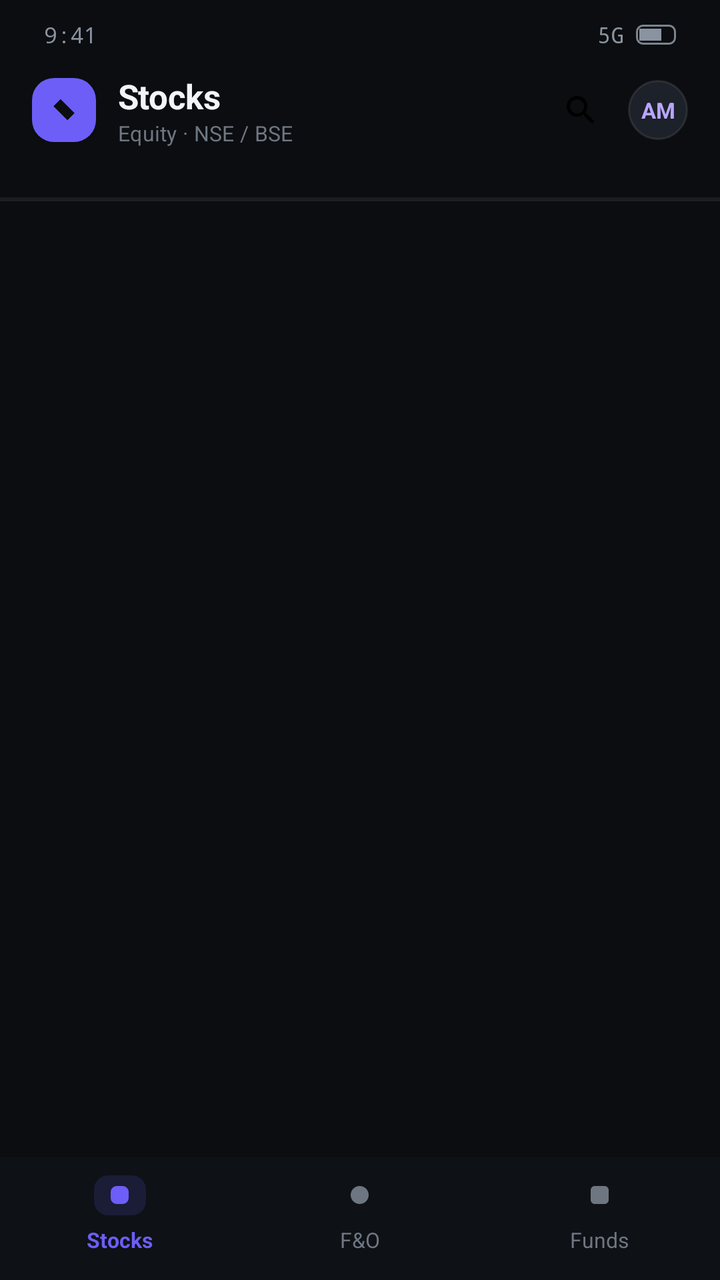
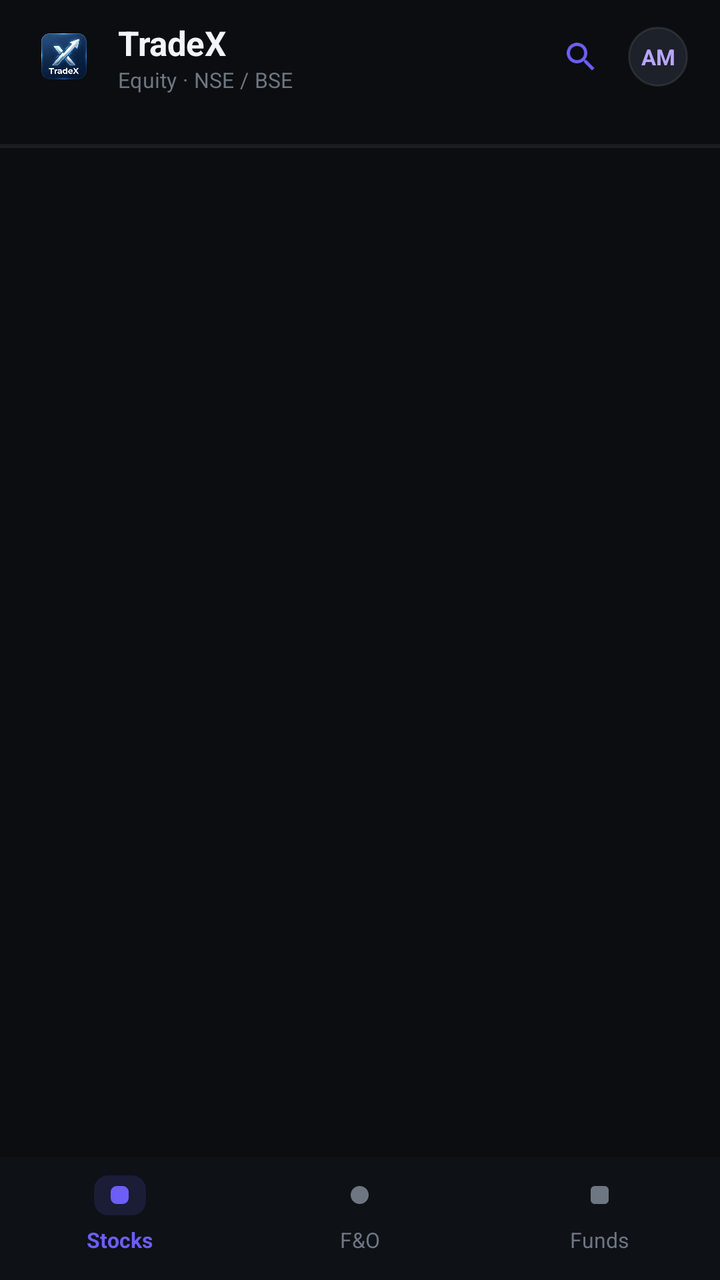

Screens rendered from an Android XML layout before and after an edit, with the pre-edit source and the edit as a unified diff.
<!-- AndroidManifest.xml: application theme Theme.TradingApp -->
<!-- res/layout/activity_main.xml -->
<?xml version="1.0" encoding="utf-8"?>
<androidx.constraintlayout.widget.ConstraintLayout
    xmlns:android="http://schemas.android.com/apk/res/android"
    xmlns:app="http://schemas.android.com/apk/res-auto"
    android:layout_width="match_parent"
    android:layout_height="match_parent"
    android:background="@color/bg_surface">

    
    <LinearLayout
        android:id="@+id/statusBar"
        android:layout_width="match_parent"
        android:layout_height="wrap_content"
        android:orientation="horizontal"
        android:gravity="center_vertical"
        android:paddingStart="22dp" android:paddingEnd="22dp"
        android:paddingTop="10dp"   android:paddingBottom="2dp"
        app:layout_constraintTop_toTopOf="parent"
        app:layout_constraintStart_toStartOf="parent">

        <TextView
            android:layout_width="0dp" android:layout_height="wrap_content"
            android:layout_weight="1"
            android:text="9:41"
            android:textSize="11sp" android:textColor="@color/t600"
            android:fontFamily="monospace" />

        <TextView
            android:layout_width="wrap_content" android:layout_height="wrap_content"
            android:text="5G"
            android:textSize="11sp" android:textColor="@color/t600"
            android:fontFamily="monospace"
            android:layout_marginEnd="6dp" />

        
        <FrameLayout android:layout_width="20dp" android:layout_height="10dp">
            <View android:layout_width="match_parent" android:layout_height="match_parent"
                android:background="@drawable/bg_battery" />
            <View android:layout_width="11dp" android:layout_height="6dp"
                android:layout_gravity="start|center_vertical"
                android:layout_marginStart="1.5dp"
                android:background="@color/t600" />
        </FrameLayout>
    </LinearLayout>

    
    <LinearLayout
        android:id="@+id/appHeader"
        android:layout_width="match_parent"
        android:layout_height="wrap_content"
        android:orientation="horizontal"
        android:gravity="center_vertical"
        android:paddingStart="16dp" android:paddingEnd="16dp"
        android:paddingTop="10dp"   android:paddingBottom="12dp"
        app:layout_constraintTop_toBottomOf="@id/statusBar"
        app:layout_constraintStart_toStartOf="parent">

        <FrameLayout
            android:layout_width="32dp" android:layout_height="32dp"
            android:background="@drawable/bg_app_logo"
            android:layout_marginEnd="11dp">

            <View
                android:layout_width="10dp"
                android:layout_height="5dp"
                android:layout_gravity="center"
                android:background="@color/bg_surface"
                android:rotation="45" />
        </FrameLayout>

        <LinearLayout
            android:layout_width="0dp" android:layout_height="wrap_content"
            android:layout_weight="1" android:orientation="vertical">

            <TextView
                android:id="@+id/tvSegTitle"
                android:layout_width="wrap_content" android:layout_height="wrap_content"
                android:text="Stocks"
                android:textSize="17sp" android:textStyle="bold"
                android:textColor="@color/t100" android:letterSpacing="-0.01" />

            <TextView
                android:id="@+id/tvSegSub"
                android:layout_width="wrap_content" android:layout_height="wrap_content"
                android:text="Equity · NSE / BSE"
                android:textSize="10.5sp" android:textColor="@color/t800"
                android:letterSpacing="0.01" />
        </LinearLayout>

        <ImageView
            android:id="@+id/ivSearch"
            android:layout_width="19dp" android:layout_height="19dp"
            android:src="@drawable/ic_search"
            android:layout_marginEnd="14dp"
            android:contentDescription="Search" />

        <TextView
            android:id="@+id/tvAvatar"
            android:layout_width="30dp" android:layout_height="30dp"
            android:text="AM" android:gravity="center"
            android:textSize="11sp" android:textStyle="bold"
            android:textColor="@color/t_avatar"
            android:background="@drawable/bg_avatar" />
    </LinearLayout>

    <HorizontalScrollView
        android:id="@+id/hsvTicker"
        android:layout_width="match_parent"
        android:layout_height="wrap_content"
        android:scrollbars="none"
        android:paddingStart="16dp" android:paddingEnd="16dp"
        android:paddingTop="2dp"    android:paddingBottom="11dp"
        app:layout_constraintTop_toBottomOf="@id/appHeader"
        app:layout_constraintStart_toStartOf="parent">

        <LinearLayout
            android:id="@+id/llIndices"
            android:layout_width="wrap_content"
            android:layout_height="wrap_content"
            android:orientation="horizontal" />
    </HorizontalScrollView>

    <View android:id="@+id/divTicker"
        android:layout_width="match_parent" android:layout_height="1dp"
        android:background="@color/div06"
        app:layout_constraintTop_toBottomOf="@id/hsvTicker"
        app:layout_constraintStart_toStartOf="parent" />

    <HorizontalScrollView
        android:id="@+id/hsvTabs"
        android:layout_width="match_parent"
        android:layout_height="wrap_content"
        android:scrollbars="none"
        android:paddingStart="10dp" android:paddingEnd="10dp"
        app:layout_constraintTop_toBottomOf="@id/divTicker"
        app:layout_constraintStart_toStartOf="parent">

        <LinearLayout
            android:id="@+id/llTabs"
            android:layout_width="wrap_content"
            android:layout_height="wrap_content"
            android:orientation="horizontal" />
    </HorizontalScrollView>

    <View android:id="@+id/divTabs"
        android:layout_width="match_parent" android:layout_height="1dp"
        android:background="@color/div07"
        app:layout_constraintTop_toBottomOf="@id/hsvTabs"
        app:layout_constraintStart_toStartOf="parent" />

    <androidx.fragment.app.FragmentContainerView
        android:id="@+id/fragmentHost"
        android:layout_width="match_parent"
        android:layout_height="0dp"
        app:layout_constraintTop_toBottomOf="@id/divTabs"
        app:layout_constraintBottom_toTopOf="@id/bottomNav"
        app:layout_constraintStart_toStartOf="parent"
        app:layout_constraintEnd_toEndOf="parent" />

    <LinearLayout
        android:id="@+id/bottomNav"
        android:layout_width="match_parent"
        android:layout_height="wrap_content"
        android:orientation="horizontal"
        android:background="@color/bg_nav"
        android:paddingTop="9dp" android:paddingBottom="13dp"
        app:layout_constraintBottom_toBottomOf="parent"
        app:layout_constraintStart_toStartOf="parent"
        app:layout_constraintEnd_toEndOf="parent">

        <LinearLayout
            android:id="@+id/navStocks"
            android:layout_width="0dp" android:layout_height="wrap_content"
            android:layout_weight="1"
            android:orientation="vertical"
            android:gravity="center_horizontal">

            <FrameLayout
                android:id="@+id/navIconBgStocks"
                android:layout_width="26dp" android:layout_height="20dp"
                android:background="@drawable/bg_nav_on">
                <View
                    android:layout_width="9dp" android:layout_height="9dp"
                    android:layout_gravity="center"
                    android:background="@drawable/nav_dot_square" />
            </FrameLayout>

            <TextView
                android:id="@+id/tvNavStocks"
                android:layout_width="wrap_content" android:layout_height="wrap_content"
                android:text="Stocks"
                android:textSize="10.5sp" android:textStyle="bold"
                android:textColor="@color/accent"
                android:layout_marginTop="5dp" />
        </LinearLayout>

        <LinearLayout
            android:id="@+id/navFno"
            android:layout_width="0dp" android:layout_height="wrap_content"
            android:layout_weight="1"
            android:orientation="vertical"
            android:gravity="center_horizontal">

            <FrameLayout
                android:layout_width="26dp" android:layout_height="20dp"
                android:background="@android:color/transparent">
                <View
                    android:layout_width="9dp" android:layout_height="9dp"
                    android:layout_gravity="center"
                    android:background="@drawable/nav_dot_circle" />
            </FrameLayout>

            <TextView
                android:id="@+id/tvNavFno"
                android:layout_width="wrap_content" android:layout_height="wrap_content"
                android:text="F&amp;O"
                android:textSize="10.5sp"
                android:textColor="@color/t800"
                android:layout_marginTop="5dp" />
        </LinearLayout>

        <LinearLayout
            android:id="@+id/navFunds"
            android:layout_width="0dp" android:layout_height="wrap_content"
            android:layout_weight="1"
            android:orientation="vertical"
            android:gravity="center_horizontal">

            <FrameLayout
                android:layout_width="26dp" android:layout_height="20dp"
                android:background="@android:color/transparent">
                <View
                    android:layout_width="9dp" android:layout_height="9dp"
                    android:layout_gravity="center"
                    android:background="@drawable/nav_dot_rect" />
            </FrameLayout>

            <TextView
                android:id="@+id/tvNavFunds"
                android:layout_width="wrap_content" android:layout_height="wrap_content"
                android:text="Funds"
                android:textSize="10.5sp"
                android:textColor="@color/t800"
                android:layout_marginTop="5dp" />
        </LinearLayout>
    </LinearLayout>

</androidx.constraintlayout.widget.ConstraintLayout>
<!-- resources referenced by this layout -->
<resources>
  <color name="accent">#6D5EF8</color>
  <color name="bg_nav">#0E1116</color>
  <color name="bg_surface">#0B0D10</color>
  <color name="div06">#0FFFFFFF</color>
  <color name="div07">#12FFFFFF</color>
  <color name="t100">#F2F4F7</color>
  <color name="t600">#8A93A0</color>
  <color name="t800">#6E7681</color>
  <color name="t_avatar">#B9A6FF</color>
  <!-- drawable bg_app_logo (drawable) -->
  <?xml version="1.0" encoding="utf-8"?>
  <shape xmlns:android="http://schemas.android.com/apk/res/android" android:shape="rectangle"><solid android:color="@color/accent"/><corners android:radius="11dp"/></shape>
  <!-- drawable bg_avatar (drawable) -->
  <?xml version="1.0" encoding="utf-8"?>
  <shape xmlns:android="http://schemas.android.com/apk/res/android" android:shape="oval"><solid android:color="@color/bg_icon"/><stroke android:width="1dp" android:color="@color/div09"/></shape>
  <!-- drawable bg_battery (drawable) -->
  <?xml version="1.0" encoding="utf-8"?>
  <shape xmlns:android="http://schemas.android.com/apk/res/android" android:shape="rectangle"><solid android:color="@android:color/transparent"/><corners android:radius="3dp"/><stroke android:width="1dp" android:color="@color/t700"/></shape>
  <!-- drawable bg_nav_on (drawable) -->
  <?xml version="1.0" encoding="utf-8"?>
  <shape xmlns:android="http://schemas.android.com/apk/res/android" android:shape="rectangle"><solid android:color="@color/accent_subtle"/><corners android:radius="7dp"/></shape>
  <!-- drawable ic_search (drawable) -->
  <vector xmlns:android="http://schemas.android.com/apk/res/android"
      android:width="24dp"
      android:height="24dp"
      android:viewportWidth="24"
      android:viewportHeight="24">
    <path
        android:fillColor="#FF000000"
        android:pathData="M15.5,14h-0.79l-0.28,-0.27C15.41,12.59 16,11.11 16,9.5 16,5.91 13.09,3 9.5,3S3,5.91 3,9.5 5.91,16 9.5,16c1.61,0 3.09,-0.59 4.23,-1.57l0.27,0.28v0.79l5,4.99L20.49,19l-4.99,-5zM9.5,14C7.01,14 5,11.99 5,9.5S7.01,5 9.5,5 14,7.01 14,9.5 11.99,14 9.5,14z"/>
  </vector>
  <!-- drawable nav_dot_circle (drawable) -->
  <?xml version="1.0" encoding="utf-8"?>
  <shape xmlns:android="http://schemas.android.com/apk/res/android" android:shape="oval"><solid android:color="@color/t800"/></shape>
  <!-- drawable nav_dot_rect (drawable) -->
  <?xml version="1.0" encoding="utf-8"?>
  <shape xmlns:android="http://schemas.android.com/apk/res/android" android:shape="rectangle"><solid android:color="@color/t800"/><corners android:radius="2dp"/></shape>
  <!-- drawable nav_dot_square (drawable) -->
  <?xml version="1.0" encoding="utf-8"?>
  <shape xmlns:android="http://schemas.android.com/apk/res/android" android:shape="rectangle"><solid android:color="@color/accent"/><corners android:radius="3dp"/></shape>
  <style name="Theme.TradingApp" parent="Theme.MaterialComponents.DayNight.NoActionBar">
          <item name="android:windowBackground">@color/bg_surface</item>
          <item name="android:statusBarColor">@color/bg_surface</item>
          <item name="android:windowLightStatusBar">false</item>
          <item name="android:navigationBarColor">@color/bg_nav</item>
          <item name="colorPrimary">@color/accent</item>
      </style>
  <color name="bg_icon">#1D2129</color>
  <color name="div09">#17FFFFFF</color>
  <color name="t700">#7C848F</color>
  <color name="accent_subtle">#246D5EF8</color>
</resources>

<!-- the commit's change to res/layout/activity_main.xml (unified diff, before → after) -->
@@ -12,6 +12,7 @@
         android:layout_width="match_parent"
         android:layout_height="wrap_content"
         android:orientation="horizontal"
+        android:visibility="gone"
         android:gravity="center_vertical"
         android:paddingStart="22dp" android:paddingEnd="22dp"
         android:paddingTop="10dp"   android:paddingBottom="2dp"
@@ -22,6 +23,7 @@
             android:layout_width="0dp" android:layout_height="wrap_content"
             android:layout_weight="1"
             android:text="9:41"
+            android:visibility="gone"
             android:textSize="11sp" android:textColor="@color/t600"
             android:fontFamily="monospace" />
 
@@ -39,6 +41,7 @@
             <View android:layout_width="11dp" android:layout_height="6dp"
                 android:layout_gravity="start|center_vertical"
                 android:layout_marginStart="1.5dp"
+                android:visibility="gone"
                 android:background="@color/t600" />
         </FrameLayout>
     </LinearLayout>
@@ -57,14 +60,13 @@
 
         <FrameLayout
             android:layout_width="32dp" android:layout_height="32dp"
-            android:background="@drawable/bg_app_logo"
+            android:background="@drawable/appicon__2__removebg_preview"
             android:layout_marginEnd="11dp">
 
             <View
                 android:layout_width="10dp"
                 android:layout_height="5dp"
                 android:layout_gravity="center"
-                android:background="@color/bg_surface"
                 android:rotation="45" />
         </FrameLayout>
 
@@ -75,7 +77,7 @@
             <TextView
                 android:id="@+id/tvSegTitle"
                 android:layout_width="wrap_content" android:layout_height="wrap_content"
-                android:text="Stocks"
+                android:text="TradeX"
                 android:textSize="17sp" android:textStyle="bold"
                 android:textColor="@color/t100" android:letterSpacing="-0.01" />
 
@@ -92,6 +94,7 @@
             android:layout_width="19dp" android:layout_height="19dp"
             android:src="@drawable/ic_search"
             android:layout_marginEnd="14dp"
+            android:tint="@color/accent"
             android:contentDescription="Search" />
 
         <TextView
<!-- resource entries referenced after the edit -->
@@ -9,9 +9,7 @@
   <color name="t600">#8A93A0</color>
   <color name="t800">#6E7681</color>
   <color name="t_avatar">#B9A6FF</color>
-  <!-- drawable bg_app_logo (drawable) -->
-  <?xml version="1.0" encoding="utf-8"?>
-  <shape xmlns:android="http://schemas.android.com/apk/res/android" android:shape="rectangle"><solid android:color="@color/accent"/><corners android:radius="11dp"/></shape>
+  <!-- drawable appicon__2__removebg_preview: png bitmap (drawable, 181862 bytes) -->
   <!-- drawable bg_avatar (drawable) -->
   <?xml version="1.0" encoding="utf-8"?>
   <shape xmlns:android="http://schemas.android.com/apk/res/android" android:shape="oval"><solid android:color="@color/bg_icon"/><stroke android:width="1dp" android:color="@color/div09"/></shape>
